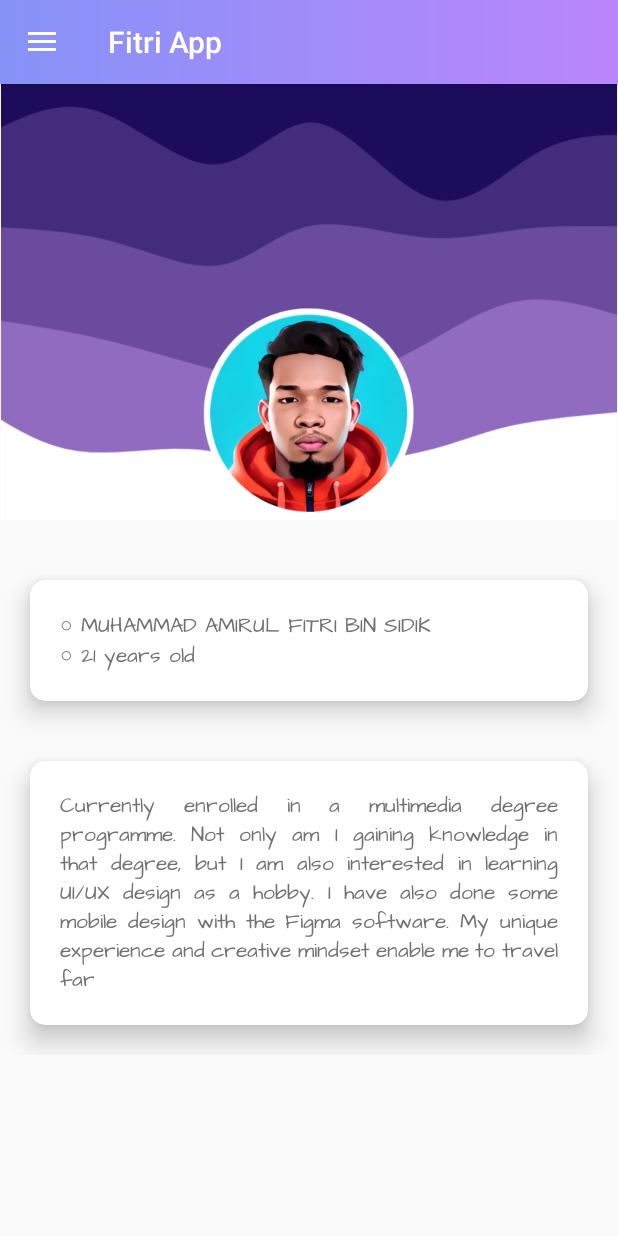
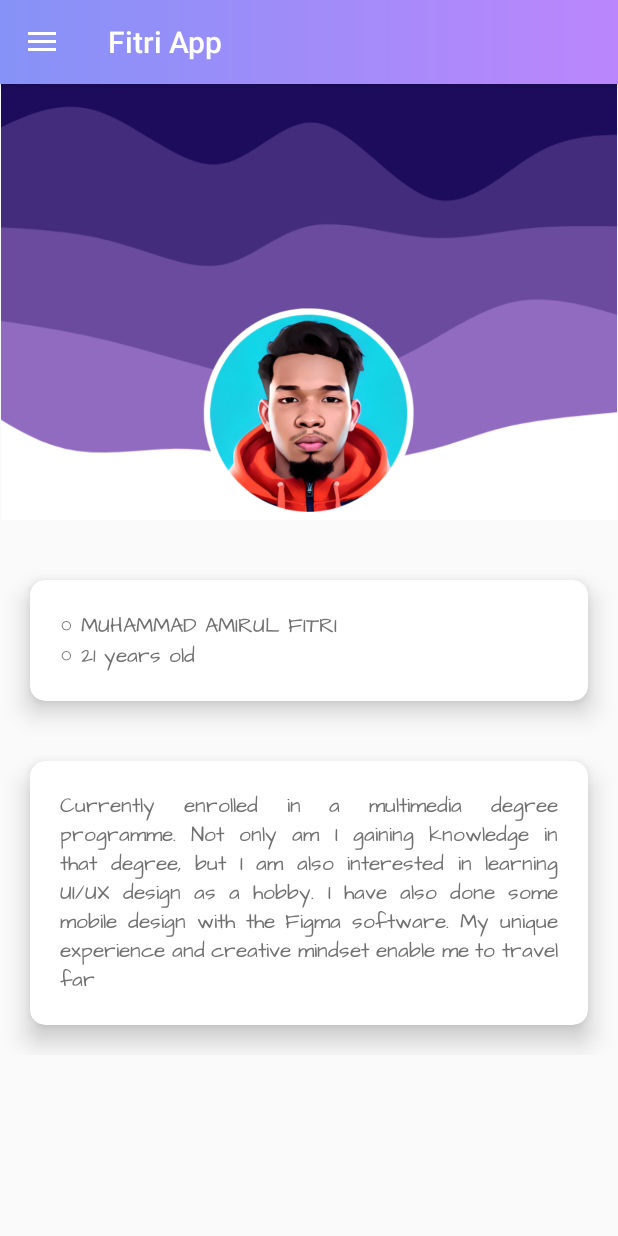
Before and after one commit to Fitzz01/Person-Application, an Android app: the fragment PersonFragment placed in its activity, on a phone screen of 412 x 824 dp. Run offline under Robolectric (Android 15) with nearby library versions, the light colour scheme and no system bars; Roboto replaces fonts that are not available here.

Commit message:
Update name

```diff
--- a/app/src/main/res/values/strings.xml
+++ b/app/src/main/res/values/strings.xml
@@ -8,7 +8,7 @@
     <string name="language_spoken"><b>Language Spoken</b>\n\n \u25CB Bahasa Melayu (97%)\n \u25CB English Language (80%)\n \u25CB Mandarin (50%)</string>
     <string name="soft_skill"><b>Soft Skill</b>\n\n \u25CB Good management time\n \u25CB Critical thinking\n \u25CB Openness to criticism</string>
     <string name="programming_language"><b>Programming Language</b>\n\n \u25CB JAVA \u25CB HTML \u25CB CSS \u25CB C++ \n \u25CB Phyton \u25CB JavaScript</string>
-    <string name="profile_person">\u25CB MUHAMMAD AMIRUL FITRI BIN SIDIK\n\u25CB 21 years old</string>
+    <string name="profile_person">\u25CB MUHAMMAD AMIRUL FITRI\n\u25CB 21 years old</string>
     <string name="description_person">Currently enrolled in a multimedia degree programme. Not only am I gaining knowledge in that degree, but I am also interested in learning UI/UX design as a hobby. I have also done some mobile design with the Figma software. My unique experience and creative mindset enable me to travel far</string>
     <string name="description_volley">Started to play when 14 years old. Playing as Defensive Specialists and sometimes as Middle Blocker.</string>
     <string name="description_badminton">Started to play when 9 years old. Play with my siblings as to spend time with them.</string>
```
